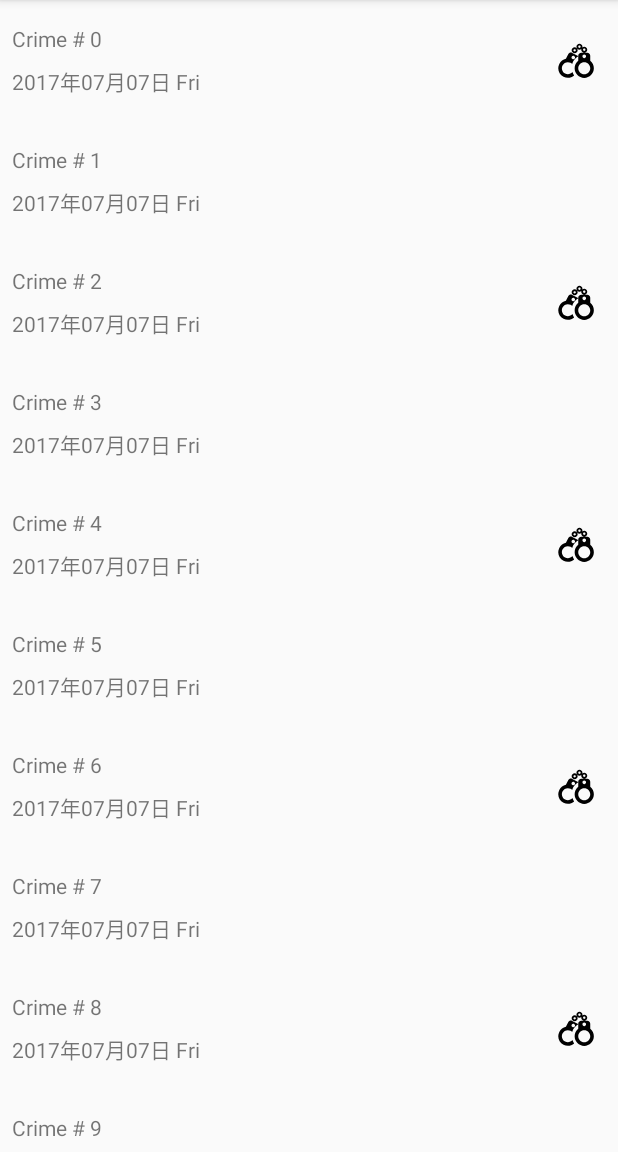
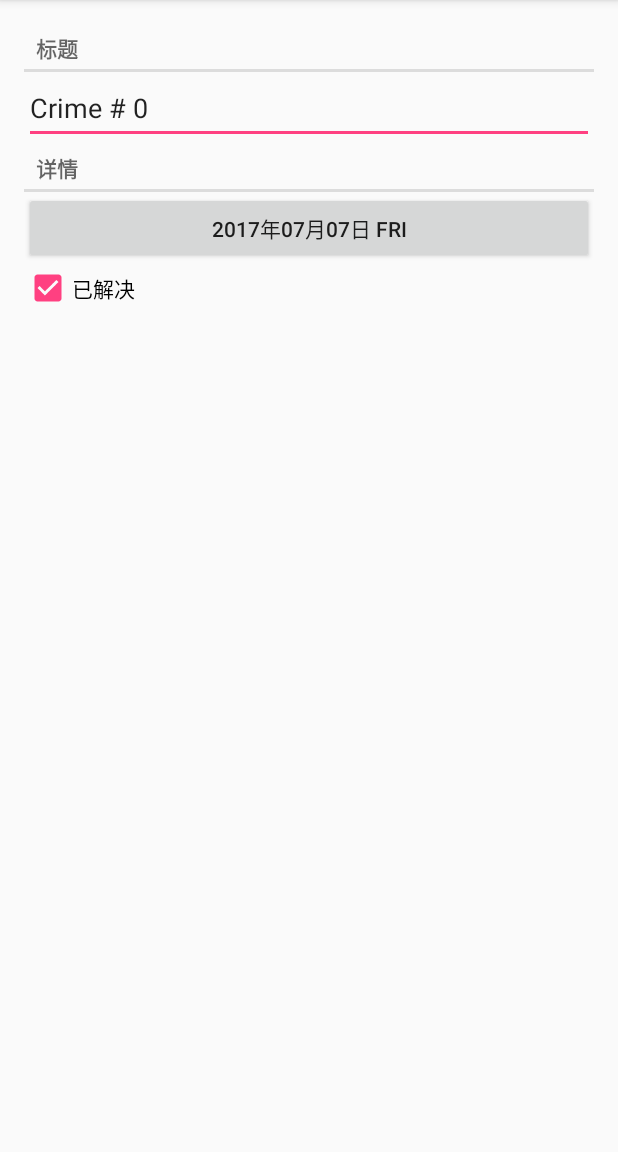
Before and after one commit to edazh/Criminal-Intent, an Android app: the screen it shows after launch (CrimeListActivity before the commit, CrimePagerActivity after it), after a tap on an icon or button, on a phone screen of 412 x 824 dp, the part 84-1236 px from its top. Run offline under Robolectric (Android 15) with nearby library versions, the phone set to English and light mode, and no system bars.

Commit message:
完成日期选择功能

```diff
--- a/app/build.gradle
+++ b/app/build.gradle
@@ -26,6 +26,6 @@ dependencies {
     })
     compile 'com.android.support:appcompat-v7:25.3.1'
     compile 'com.android.support.constraint:constraint-layout:1.0.2'
+    compile 'com.android.support:recyclerview-v7:25.3.1'
     testCompile 'junit:junit:4.12'
-    compile 'com.android.support:recyclerview-v7:25.3.1'
 }
--- a/app/src/main/AndroidManifest.xml
+++ b/app/src/main/AndroidManifest.xml
@@ -16,7 +16,8 @@
                 <category android:name="android.intent.category.LAUNCHER"/>
             </intent-filter>
         </activity>
-        <activity android:name=".CrimeActivity"/>
+        <activity android:name=".CrimePagerActivity">
+        </activity>
     </application>
 
 </manifest>
--- a/app/src/main/java/com/edazh/criminalintent/Crime.java
+++ b/app/src/main/java/com/edazh/criminalintent/Crime.java
@@ -2,7 +2,6 @@ package com.edazh.criminalintent;
 
 import android.text.format.DateFormat;
 
-import java.text.SimpleDateFormat;
 import java.util.Date;
 import java.util.UUID;
 
--- a/app/src/main/java/com/edazh/criminalintent/CrimeFragment.java
+++ b/app/src/main/java/com/edazh/criminalintent/CrimeFragment.java
@@ -1,8 +1,11 @@
 package com.edazh.criminalintent;
 
+import android.app.Activity;
+import android.content.Intent;
 import android.os.Bundle;
 import android.support.annotation.Nullable;
 import android.support.v4.app.Fragment;
+import android.support.v4.app.FragmentManager;
 import android.text.Editable;
 import android.text.TextWatcher;
 import android.view.LayoutInflater;
@@ -13,9 +16,12 @@ import android.widget.CheckBox;
 import android.widget.CompoundButton;
 import android.widget.EditText;
 
+import java.util.Date;
+import java.util.UUID;
+
 /**
  * Created by 12392 on 2017/7/6 0006.
- * 罪行碎片
+ * 罪行Fragment
  */
 
 public class CrimeFragment extends Fragment {
@@ -24,10 +30,30 @@ public class CrimeFragment extends Fragment {
     private Button mBtnDate;
     private CheckBox mCbxSolved;
 
+    private static final String ARG_CRIME_ID = "crime_id";
+    private static final String DIALOG_DATE = "DialogDate";
+    private static final int REQUEST_CODE_DATE = 0;
+
+    /**
+     * 创建CrimeFragment的实例,包含crimeId参数
+     *
+     * @param crimeId crimeId
+     * @return CrimeFragment的实例
+     */
+    public static CrimeFragment getInstance(UUID crimeId) {
+        Bundle args = new Bundle();
+        args.putSerializable(ARG_CRIME_ID, crimeId);
+
+        CrimeFragment fragment = new CrimeFragment();
+        fragment.setArguments(args);
+        return fragment;
+    }
+
     @Override
     public void onCreate(@Nullable Bundle savedInstanceState) {
         super.onCreate(savedInstanceState);
-        mCrime = new Crime();
+        UUID crimeId = (UUID) getArguments().getSerializable(ARG_CRIME_ID);
+        mCrime = CrimeLab.get(getActivity()).getCrime(crimeId);
     }
 
     @Nullable
@@ -37,6 +63,7 @@ public class CrimeFragment extends Fragment {
 
         //标题文本
         mTitleField = (EditText) v.findViewById(R.id.crime_title);
+        mTitleField.setText(mCrime.getTitle());
         mTitleField.addTextChangedListener(new TextWatcher() {
             @Override
             public void beforeTextChanged(CharSequence s, int start, int count, int after) {
@@ -56,11 +83,20 @@ public class CrimeFragment extends Fragment {
 
         //日期按钮
         mBtnDate = (Button) v.findViewById(R.id.crime_date);
-        mBtnDate.setText(mCrime.getDate().toString());
-        mBtnDate.setEnabled(false);
+        mBtnDate.setText(mCrime.getDateString());
+        mBtnDate.setOnClickListener(new View.OnClickListener() {
+            @Override
+            public void onClick(View v) {
+                FragmentManager fragmentManager = getFragmentManager();
+                DatePickerFragment dialog = DatePickerFragment.newInstance(mCrime.getDate());
+                dialog.setTargetFragment(CrimeFragment.this, REQUEST_CODE_DATE);
+                dialog.show(fragmentManager, DIALOG_DATE);
+            }
+        });
 
         //是否解决checkbox
         mCbxSolved = (CheckBox) v.findViewById(R.id.crime_solved);
+        mCbxSolved.setChecked(mCrime.getSolved());
         mCbxSolved.setOnCheckedChangeListener(new CompoundButton.OnCheckedChangeListener() {
             @Override
             public void onCheckedChanged(CompoundButton buttonView, boolean isChecked) {
@@ -70,4 +106,16 @@ public class CrimeFragment extends Fragment {
 
         return v;
     }
+
+    @Override
+    public void onActivityResult(int requestCode, int resultCode, Intent data) {
+        if (resultCode != Activity.RESULT_OK) {
+            return;
+        }
+        if (requestCode == REQUEST_CODE_DATE) {
+            Date date = (Date) data.getSerializableExtra(DatePickerFragment.EXTRA_DATE);
+            mCrime.setDate(date);
+            mBtnDate.setText(mCrime.getDateString());
+        }
+    }
 }
--- a/app/src/main/java/com/edazh/criminalintent/CrimeListFragment.java
+++ b/app/src/main/java/com/edazh/criminalintent/CrimeListFragment.java
@@ -1,5 +1,6 @@
 package com.edazh.criminalintent;
 
+import android.content.Intent;
 import android.os.Bundle;
 import android.support.annotation.Nullable;
 import android.support.v4.app.Fragment;
@@ -22,6 +23,7 @@ import java.util.List;
 public class CrimeListFragment extends Fragment {
     private RecyclerView mCrimeRecyclerView;
     private CrimeAdapter mCrimeAdapter;
+    private int mAdapterPosition;
 
     @Nullable
     @Override
@@ -31,17 +33,29 @@ public class CrimeListFragment extends Fragment {
         mCrimeRecyclerView = (RecyclerView) v.findViewById(R.id.crime_recycler_view);
         mCrimeRecyclerView.setLayoutManager(new LinearLayoutManager(getActivity()));
 
-        updateUI();
+        //updateUI();
 
         return v;
+    }
+
+    @Override
+    public void onResume() {
+        super.onResume();
+        updateUI();
     }
 
     private void updateUI() {
         CrimeLab crimeLab = CrimeLab.get(getActivity());
         List<Crime> crimeList = crimeLab.getCrimeList();
 
-        mCrimeAdapter = new CrimeAdapter(crimeList);
-        mCrimeRecyclerView.setAdapter(mCrimeAdapter);
+        if (mCrimeAdapter == null) {
+            mCrimeAdapter = new CrimeAdapter(crimeList);
+            mCrimeRecyclerView.setAdapter(mCrimeAdapter);
+        } else {
+            //mCrimeAdapter.notifyDataSetChanged();
+            mCrimeAdapter.notifyItemChanged(mAdapterPosition);
+            mAdapterPosition = -1;
+        }
     }
 
     /**
@@ -74,7 +88,10 @@ public class CrimeListFragment extends Fragment {
 
         @Override
         public void onClick(View v) {
-            Toast.makeText(getActivity(), mCrime.getTitle() + " clicked!", Toast.LENGTH_SHORT).show();
+            //Toast.makeText(getActivity(), mCrime.getTitle() + " clicked!", Toast.LENGTH_SHORT).show();
+            mAdapterPosition = getAdapterPosition();
+            Intent intent = CrimePagerActivity.newIntent(getActivity(), mCrime.getId());
+            startActivity(intent);
         }
     }
 
--- /dev/null
+++ b/app/src/main/java/com/edazh/criminalintent/CrimePagerActivity.java
@@ -0,0 +1,65 @@
+package com.edazh.criminalintent;
+
+import android.content.Context;
+import android.content.Intent;
+import android.support.v4.app.Fragment;
+import android.support.v4.app.FragmentManager;
+import android.support.v4.app.FragmentPagerAdapter;
+import android.support.v4.view.ViewPager;
+import android.support.v7.app.AppCompatActivity;
+import android.os.Bundle;
+
+import java.util.List;
+import java.util.UUID;
+
+public class CrimePagerActivity extends AppCompatActivity {
+    private ViewPager mViewPager;
+    private List<Crime> mCrimeList;
+
+    private static final String EXTRA_CRIME_ID = "com.edazh.criminalintent.crime_id";
+
+    @Override
+    protected void onCreate(Bundle savedInstanceState) {
+        super.onCreate(savedInstanceState);
+        setContentView(R.layout.activity_crime_pager);
+
+        mViewPager = (ViewPager) findViewById(R.id.activity_crime_pager_view_pager);
+        mCrimeList = CrimeLab.get(this).getCrimeList();
+        FragmentManager fragmentManager = getSupportFragmentManager();
+        mViewPager.setAdapter(new FragmentPagerAdapter(fragmentManager) {
+            @Override
+            public Fragment getItem(int position) {
+                Crime crime = mCrimeList.get(position);
+                return CrimeFragment.getInstance(crime.getId());
+            }
+
+            @Override
+            public int getCount() {
+                return mCrimeList.size();
+            }
+        });
+
+        UUID crimeId = (UUID) getIntent().getSerializableExtra(EXTRA_CRIME_ID);
+
+        int size = mCrimeList.size();
+        for (int i = 0; i < size; i++) {
+            if (mCrimeList.get(i).getId().equals(crimeId)) {
+                mViewPager.setCurrentItem(i);
+                break;
+            }
+        }
+    }
+
+    /**
+     * 获取本类的Intent实例
+     *
+     * @param packageContext context
+     * @param crimeId        crimeId
+     * @return Intent的实例
+     */
+    public static Intent newIntent(Context packageContext, UUID crimeId) {
+        Intent intent = new Intent(packageContext, CrimePagerActivity.class);
+        intent.putExtra(EXTRA_CRIME_ID, crimeId);
+        return intent;
+    }
+}
--- /dev/null
+++ b/app/src/main/res/layout/activity_crime_pager.xml
@@ -0,0 +1,11 @@
+<?xml version="1.0" encoding="utf-8"?>
+<android.support.v4.view.ViewPager
+    xmlns:android="http://schemas.android.com/apk/res/android"
+    xmlns:app="http://schemas.android.com/apk/res-auto"
+    xmlns:tools="http://schemas.android.com/tools"
+    android:id="@+id/activity_crime_pager_view_pager"
+    android:layout_width="match_parent"
+    android:layout_height="match_parent"
+    tools:context="com.edazh.criminalintent.CrimePagerActivity">
+
+</android.support.v4.view.ViewPager>
--- /dev/null
+++ b/app/src/main/res/layout/dialog_date.xml
@@ -0,0 +1,6 @@
+<?xml version="1.0" encoding="utf-8"?>
+<DatePicker xmlns:android="http://schemas.android.com/apk/res/android"
+            android:id="@+id/dialog_date_picker"
+            android:layout_width="wrap_content"
+            android:layout_height="wrap_content"
+            android:calendarViewShown="false"/>
--- a/app/src/main/res/layout/fragment_crime.xml
+++ b/app/src/main/res/layout/fragment_crime.xml
@@ -2,8 +2,8 @@
 <LinearLayout xmlns:android="http://schemas.android.com/apk/res/android"
               android:layout_width="match_parent"
               android:layout_height="match_parent"
-              android:layout_margin="16dp"
-              android:orientation="vertical">
+              android:orientation="vertical"
+              android:padding="16dp">
 
     <TextView
         style="?android:listSeparatorTextViewStyle"
--- a/app/src/main/res/values/strings.xml
+++ b/app/src/main/res/values/strings.xml
@@ -5,4 +5,5 @@
     <string name="crime_title_label">标题</string>
     <string name="crime_details_label">详情</string>
     <string name="crime_solved_label">已解决</string>
+    <string name="date_picker_title">犯罪日期</string>
 </resources>
```
Also changed, not shown: app/src/main/java/com/edazh/criminalintent/CrimeActivity.java (deleted, +0 -15 lines), app/src/main/java/com/edazh/criminalintent/DatePickerFragment.java (added, +85 -0 lines).
